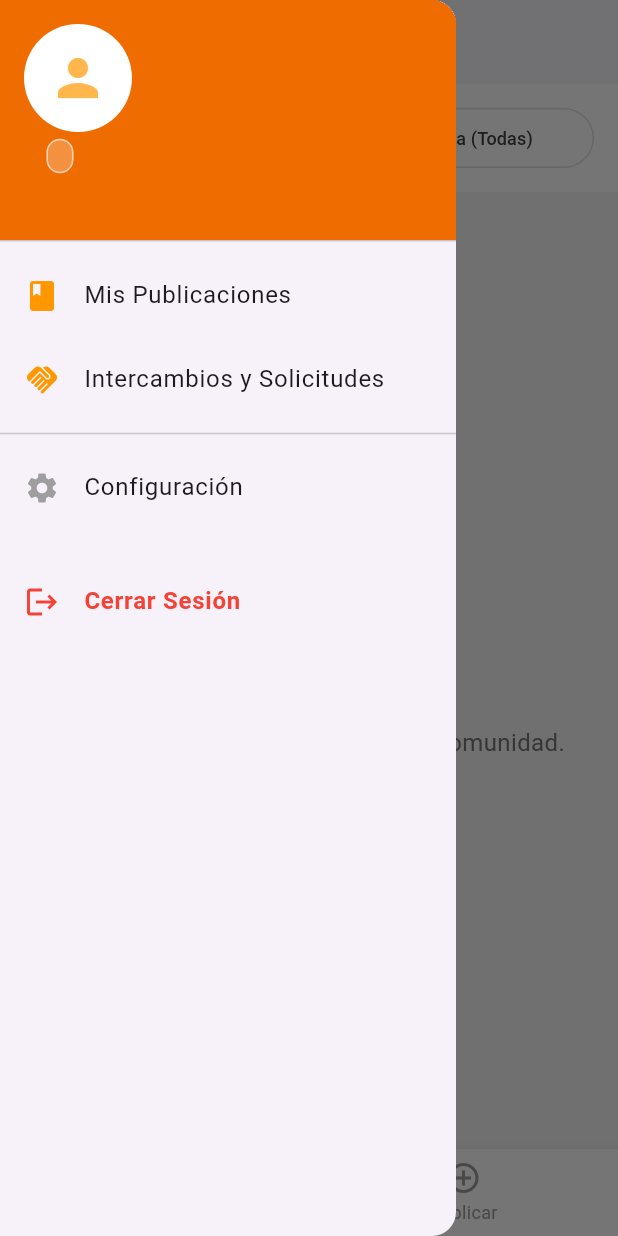
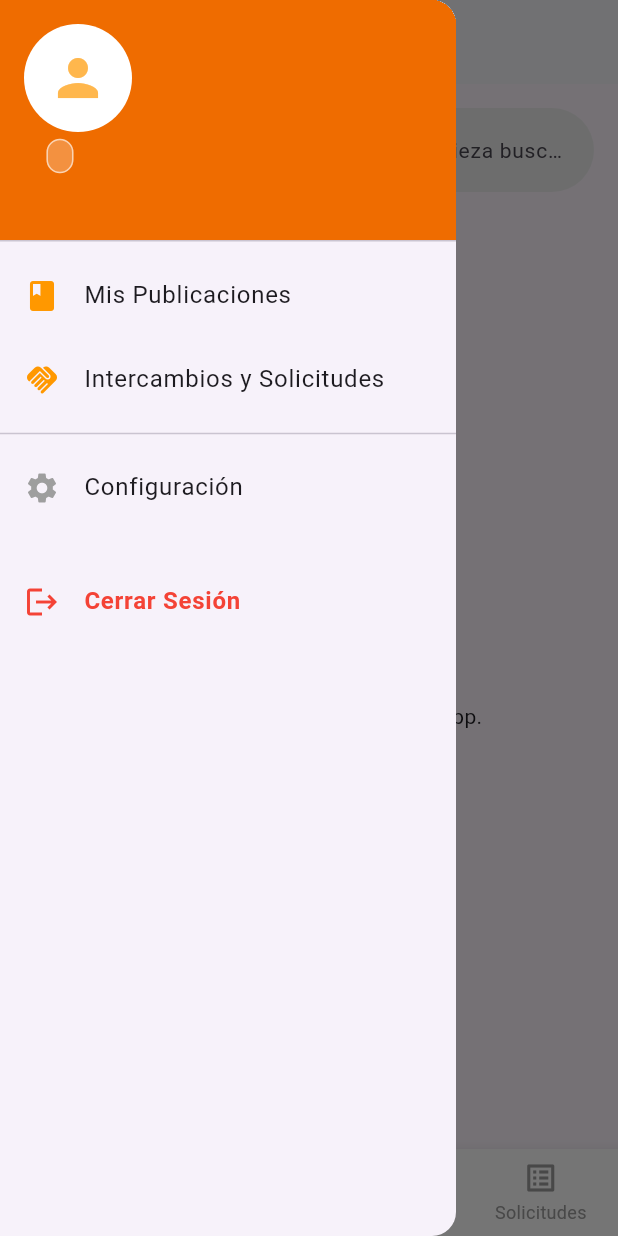
Before and after one commit to lbpm2004/BookMet, a Flutter app: the UsuarioScreen screen opened by its route, with the side drawer open, on a phone screen of 412 x 824 dp. Run offline on Flutter 3.47's test engine with Material 3 defaults, Android fonts, the light colour scheme and no system bars; our stand-ins replace cloud_firestore, firebase_auth, firebase_core, image_picker, supabase_flutter; accounts and stored records are empty; network calls fail.

Commit message:
Arreglando usuario_screen

```diff
--- a/lib/screens/usuario_screen.dart
+++ b/lib/screens/usuario_screen.dart
@@ -3,6 +3,7 @@ import 'package:firebase_auth/firebase_auth.dart';
 import 'package:cloud_firestore/cloud_firestore.dart';
 import '../services/auth_service.dart';
 import 'catalogo_screen.dart';
+import 'mis_solicitudes_screen.dart';
 import 'publicar_screen.dart';
 import 'mis_publicaciones_screen.dart';
 
@@ -33,15 +34,102 @@ class _UsuarioScreenState extends State<UsuarioScreen> {
     Navigator.pushReplacementNamed(context, '/login');
   }
 
-  // Decide qué "cuerpo" mostrar según el botón de abajo que esté activo
+  // --- NUEVA VISTA DE INICIO (Index 0) ---
+  Widget _construirVistaInicio() {
+    return Column(
+      children: [
+        // 1. Barra de Búsqueda
+        Padding(
+          padding: const EdgeInsets.all(16.0),
+          child: TextField(
+            decoration: InputDecoration(
+              hintText: '¿Buscas un libro en concreto? Empieza buscando aquí',
+              hintStyle: const TextStyle(fontSize: 14),
+              prefixIcon: const Icon(Icons.search, color: Colors.orange),
+              border: OutlineInputBorder(
+                borderRadius: BorderRadius.circular(30),
+                borderSide: BorderSide.none,
+              ),
+              filled: true,
+              fillColor: Colors.grey[200],
+            ),
+            onSubmitted: (value) {
+              // Aquí en el futuro puedes hacer que al buscar lo mande al Catálogo con el filtro
+            },
+          ),
+        ),
+
+        // 2. Título de la sección
+        const Padding(
+          padding: EdgeInsets.symmetric(horizontal: 16.0, vertical: 8.0),
+          child: Align(
+            alignment: Alignment.centerLeft,
+            child: Text(
+              'Últimas publicaciones',
+              style: TextStyle(fontSize: 20, fontWeight: FontWeight.bold),
+            ),
+          ),
+        ),
+
+        // 3. Lista de los últimos 15 libros
+        Expanded(
+          child: StreamBuilder<QuerySnapshot>(
+            // Consulta a Firestore: Trae 15 documentos de la colección 'publicaciones'
+            // (Si tienes un campo de fecha de creación, podrías agregar .orderBy('fecha', descending: true) antes del limit)
+            stream: FirebaseFirestore.instance.collection('publicaciones').limit(15).snapshots(),
+            builder: (context, snapshot) {
+              if (snapshot.connectionState == ConnectionState.waiting) {
+                return const Center(child: CircularProgressIndicator(color: Colors.orange));
+              }
+              if (!snapshot.hasData || snapshot.data!.docs.isEmpty) {
+                return const Center(child: Text('Aún no hay publicaciones en la app.'));
+              }
+
+              // Construimos la lista con las tarjetas de los libros
+              return ListView.builder(
+                itemCount: snapshot.data!.docs.length,
+                itemBuilder: (context, index) {
+                  var publicacion = snapshot.data!.docs[index].data() as Map<String, dynamic>;
+
+                  // NOTA: Ajusta 'titulo' y 'autor' si tus campos en Firebase se llaman distinto
+                  String titulo = publicacion['titulo'] ?? 'Sin título';
+                  String autor = publicacion['autor'] ?? 'Autor desconocido';
+
+                  return Card(
+                    margin: const EdgeInsets.symmetric(horizontal: 16, vertical: 6),
+                    elevation: 2,
+                    child: ListTile(
+                      leading: const CircleAvatar(
+                        backgroundColor: Colors.orangeAccent,
+                        child: Icon(Icons.book, color: Colors.white),
+                      ),
+                      title: Text(titulo, style: const TextStyle(fontWeight: FontWeight.bold)),
+                      subtitle: Text(autor),
+                      trailing: const Icon(Icons.arrow_forward_ios, size: 16, color: Colors.grey),
+                    ),
+                  );
+                },
+              );
+            },
+          ),
+        ),
+      ],
+    );
+  }
+
+  // Decide qué "cuerpo" mostrar según el botón
   Widget _obtenerCuerpoPantalla() {
     switch (_indiceSeleccionado) {
       case 0:
+        return _construirVistaInicio(); // Tu nueva pantalla de bienvenida interactiva
+      case 1:
         return const CatalogoScreen();
-      case 1:
+      case 2:
         return const PublicarScreen();
+      case 3:
+        return const MisSolicitudesScreen();
       default:
-        return const CatalogoScreen();
+        return _construirVistaInicio();
     }
   }
 
@@ -55,12 +143,11 @@ class _UsuarioScreenState extends State<UsuarioScreen> {
         elevation: 1,
       ),
 
-      // --- MENÚ LATERAL (DRAWER) INTEGRADO ---
+      // --- MENÚ LATERAL (DRAWER) ---
       drawer: Drawer(
         child: user == null
             ? const Center(child: Text('No hay usuario activo'))
             : FutureBuilder<DocumentSnapshot>(
-                // Buscamos los datos del usuario actual en Firestore
                 future: FirebaseFirestore.instance.collection('usuarios').doc(user!.uid).get(),
                 builder: (context, snapshot) {
                   if (snapshot.connectionState == ConnectionState.waiting) {
@@ -70,7 +157,6 @@ class _UsuarioScreenState extends State<UsuarioScreen> {
                     return const Center(child: Text('Error al cargar datos del perfil'));
                   }
 
-                  // Extraemos los datos de la base de datos
                   var userData = snapshot.data!.data() as Map<String, dynamic>;
                   String nombre = userData['nombre'] ?? 'Usuario';
                   String apellido = userData['apellido'] ?? '';
@@ -81,11 +167,8 @@ class _UsuarioScreenState extends State<UsuarioScreen> {
                   return ListView(
                     padding: EdgeInsets.zero,
                     children: [
-                      // --- CABECERA DEL MENÚ MEJORADA ---
                       UserAccountsDrawerHeader(
                         decoration: BoxDecoration(color: Colors.orange[800]),
-
-                        // DISEÑO NUEVO: Nombre y Rol en la misma línea
                         accountName: Row(
                           children: [
                             Flexible(
@@ -95,9 +178,7 @@ class _UsuarioScreenState extends State<UsuarioScreen> {
                                 overflow: TextOverflow.ellipsis,
                               ),
                             ),
-                            const SizedBox(width: 10), // Espacio entre nombre y rol
-
-                            // La nueva "Píldora" elegante para el Rol
+                            const SizedBox(width: 10),
                             Container(
                               padding: const EdgeInsets.symmetric(horizontal: 8, vertical: 3),
                               decoration: BoxDecoration(
@@ -107,46 +188,34 @@ class _UsuarioScreenState extends State<UsuarioScreen> {
                               ),
                               child: Text(
                                 rol,
-                                style: const TextStyle(
-                                  color: Colors.white,
-                                  fontSize: 10,
-                                  fontWeight: FontWeight.bold,
-                                  letterSpacing: 0.5
-                                ),
+                                style: const TextStyle(color: Colors.white, fontSize: 10, fontWeight: FontWeight.bold, letterSpacing: 0.5),
                               ),
                             ),
                           ],
                         ),
                         accountEmail: Text(email),
-
-                        // Foto de perfil
                         currentAccountPicture: CircleAvatar(
                           backgroundColor: Colors.white,
                           backgroundImage: fotoUrl.isNotEmpty ? NetworkImage(fotoUrl) : null,
                           child: fotoUrl.isEmpty ? Icon(Icons.person, size: 40, color: Colors.orange[300]) : null,
                         ),
                       ),
-
-                      // --- OPCIONES DEL MENÚ LATERAL ---
                       ListTile(
                         leading: const Icon(Icons.book, color: Colors.orange),
                         title: const Text('Mis Publicaciones'),
                         onTap: () {
-                          // 1. Cerramos el menú lateral
                           Navigator.pop(context);
-                          // 2. Navegamos a la pantalla de Mis Publicaciones
-                          Navigator.push(
-                            context,
-                            MaterialPageRoute(builder: (context) => const MisPublicacionesScreen()),
-                          );
+                          Navigator.push(context, MaterialPageRoute(builder: (context) => const MisPublicacionesScreen()));
                         },
                       ),
                       ListTile(
                         leading: const Icon(Icons.handshake, color: Colors.orange),
                         title: const Text('Intercambios y Solicitudes'),
                         onTap: () {
-                          // Aquí conectaremos la pantalla de transacciones en el futuro
                           Navigator.pop(context);
+                          setState(() {
+                            _indiceSeleccionado = 3;
+                          });
                         },
                       ),
                       const Divider(),
@@ -169,7 +238,6 @@ class _UsuarioScreenState extends State<UsuarioScreen> {
               ),
       ),
 
-      // --- CUERPO Y BARRA INFERIOR ---
       body: _obtenerCuerpoPantalla(),
 
       bottomNavigationBar: BottomNavigationBar(
@@ -179,15 +247,24 @@ class _UsuarioScreenState extends State<UsuarioScreen> {
         unselectedItemColor: Colors.grey,
         backgroundColor: Colors.white,
         elevation: 8,
+        type: BottomNavigationBarType.fixed,
         items: const [
           BottomNavigationBarItem(
             icon: Icon(Icons.home),
+            label: 'Inicio',
+          ),
+          BottomNavigationBarItem(
+            icon: Icon(Icons.menu_book),
             label: 'Catálogo',
           ),
           BottomNavigationBarItem(
             icon: Icon(Icons.add_circle_outline),
             label: 'Publicar',
           ),
+          BottomNavigationBarItem(
+            icon: Icon(Icons.list_alt),
+            label: 'Solicitudes',
+          ),
         ],
       ),
     );
```
Also changed, not shown: lib/screens/mis_solicitudes_screen.dart (added, +202 -0 lines).
